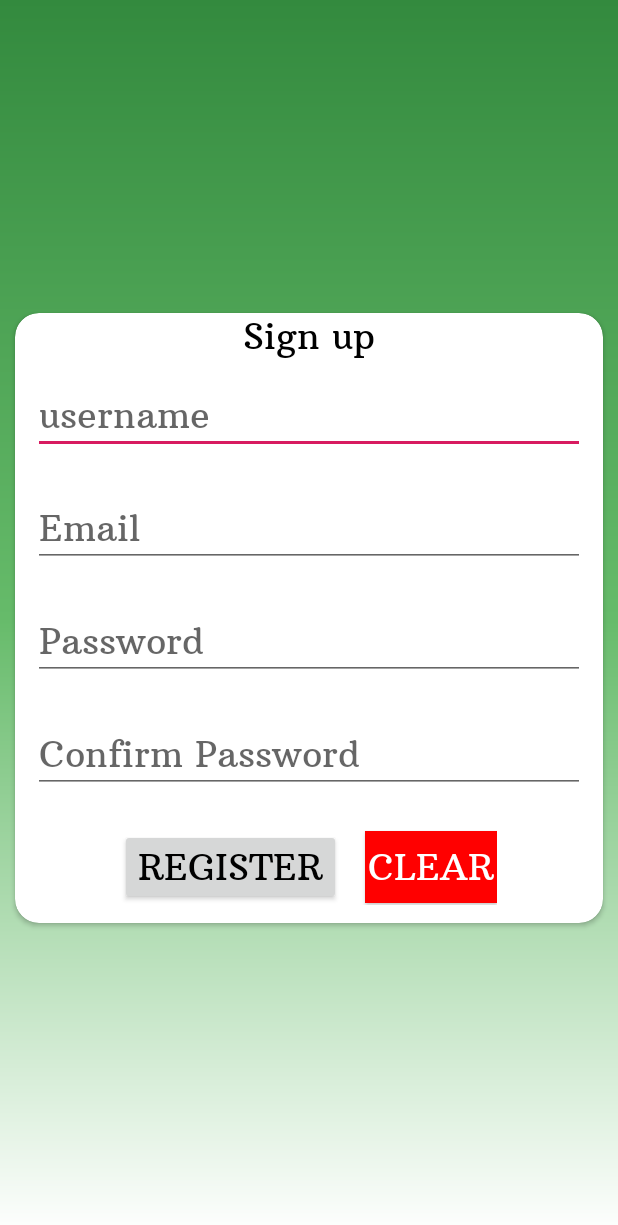
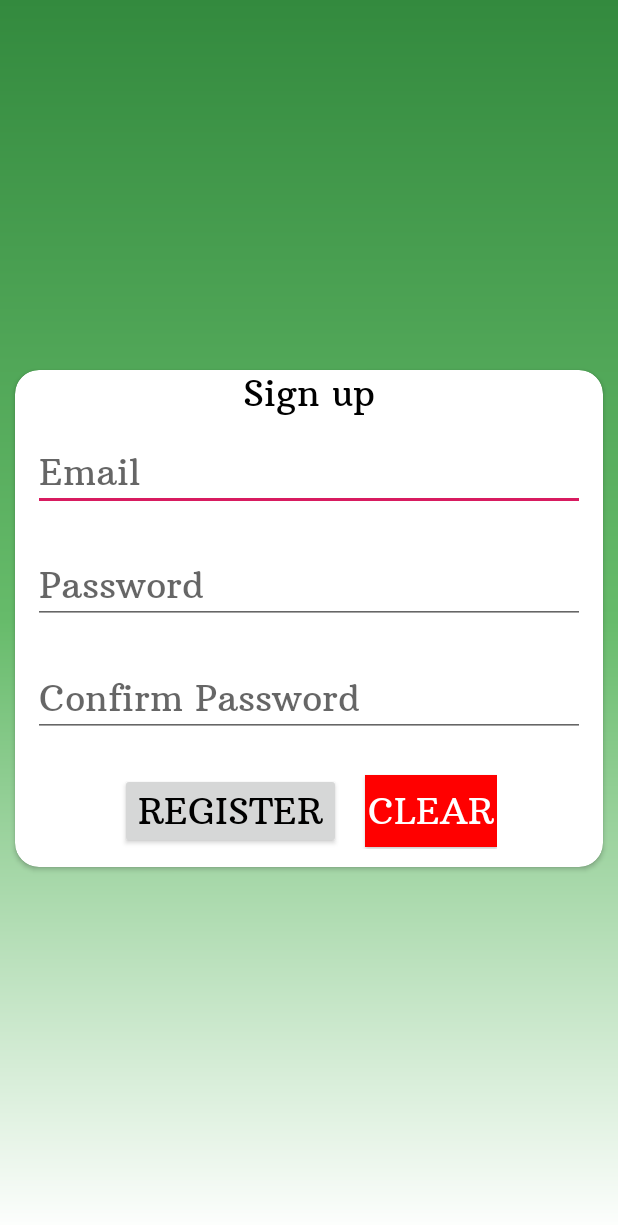
Before and after one commit to wcarvalho98/PivotLabs, an Android app: the screen it shows after launch (SignUpActivity), after a tap on "Sign up", on a phone screen of 412 x 824 dp. Shown: the top 1225 px of the screen. Run offline under Robolectric (Android 15) with nearby library versions, the phone set to English and light mode, and no system bars; our stand-ins replace Firebase (no records; nobody signed in at launch, a user with empty details on screens opened directly); 1 statement that could not run was skipped; 1 other tap on this screen came first.

Commit message:
Making functional exchange of screens from sign up, Setting Username and clearing the values of edit texts

```diff
--- a/app/src/main/java/com/ufrpe/br/pivotlabs/login/LoginMVP.kt
+++ b/app/src/main/java/com/ufrpe/br/pivotlabs/login/LoginMVP.kt
@@ -1,5 +1,6 @@
 package com.ufrpe.br.pivotlabs.login
 
+import android.content.Intent
 import com.google.firebase.auth.FirebaseAuth
 import com.ufrpe.br.pivotlabs.login.view.LoginActivity
 import com.ufrpe.br.pivotlabs.login.view.UserExistActivity
@@ -27,7 +28,7 @@ interface LoginMVP {
         fun showLoginUI(status: Boolean)
         fun showUserUI(status: Boolean)
         fun showUserScreen()
-        fun signUp(activity: LoginActivity)
+        fun signUp(activity: LoginActivity):Intent
     }
 
     interface LoginActivityImpl {
--- a/app/src/main/java/com/ufrpe/br/pivotlabs/login/presenter/LoginPresenter.kt
+++ b/app/src/main/java/com/ufrpe/br/pivotlabs/login/presenter/LoginPresenter.kt
@@ -103,10 +103,8 @@ class LoginPresenter : LoginMVP.PresenterImpl {
         loginView.userExistScreen()
     }
 
-    override fun signUp(activity: LoginActivity) {
-        val intent = Intent(activity,SignUpActivity::class.java)
-        startActivity(activity,intent,null)
-        activity.finish()
+    override fun signUp(activity: LoginActivity):Intent{
+        return Intent(activity,SignUpActivity::class.java)
     }
 
 }
--- a/app/src/main/java/com/ufrpe/br/pivotlabs/login/view/LoginActivity.kt
+++ b/app/src/main/java/com/ufrpe/br/pivotlabs/login/view/LoginActivity.kt
@@ -71,6 +71,8 @@ class LoginActivity : AppCompatActivity(), LoginMVP.LoginActivityImpl {
     }
 
     override fun signUp() {
-        presenter.signUp(this)
+        var intent = presenter.signUp(this)
+        startActivity(intent)
+        this.finish()
     }
 }
--- a/app/src/main/java/com/ufrpe/br/pivotlabs/signup/SignUpMVP.kt
+++ b/app/src/main/java/com/ufrpe/br/pivotlabs/signup/SignUpMVP.kt
@@ -1,11 +1,22 @@
 package com.ufrpe.br.pivotlabs.signup
+
+import android.content.Intent
+import android.widget.EditText
+import com.ufrpe.br.pivotlabs.signup.view.SignUpActivity
 
 interface SignUpMVP{
 
     interface SignUpActivityImpl{
-        fun setUsername(username:String)
-        fun setEmail(email:String)
-        fun setPassword(email:String)
-        fun usernameError():String
+
+    }
+
+    interface SignUpPresenterImpl{
+        fun register(userEmail:String,password:String,confirmPassword:String):Boolean
+        fun showUserExistsActivity(activity:SignUpActivity): Intent
+    }
+
+    interface SignUpModelImpl{
+        fun userExists()
+        fun registerUser()
     }
 }
--- a/app/src/main/res/layout/activity_sign_up.xml
+++ b/app/src/main/res/layout/activity_sign_up.xml
@@ -30,15 +30,7 @@
                           android:text="@string/txt_sign_up"
                 />
                 <EditText
-                        android:id="@+id/edtUsername"
-                        android:layout_width="match_parent"
-                        android:layout_height="wrap_content"
-                        android:layout_margin="12dp"
-                        android:inputType="text"
-                        android:hint="@string/prompt_username"
-                />
-                <EditText
-                        android:id="@+id/edtUerEmail"
+                        android:id="@+id/edtUserEmail"
                         android:layout_width="match_parent"
                         android:layout_height="wrap_content"
                         android:layout_margin="12dp"
```
Also changed, not shown: app/src/main/java/com/ufrpe/br/pivotlabs/signup/view/SignUpActivity.kt (+20 -12 lines).
